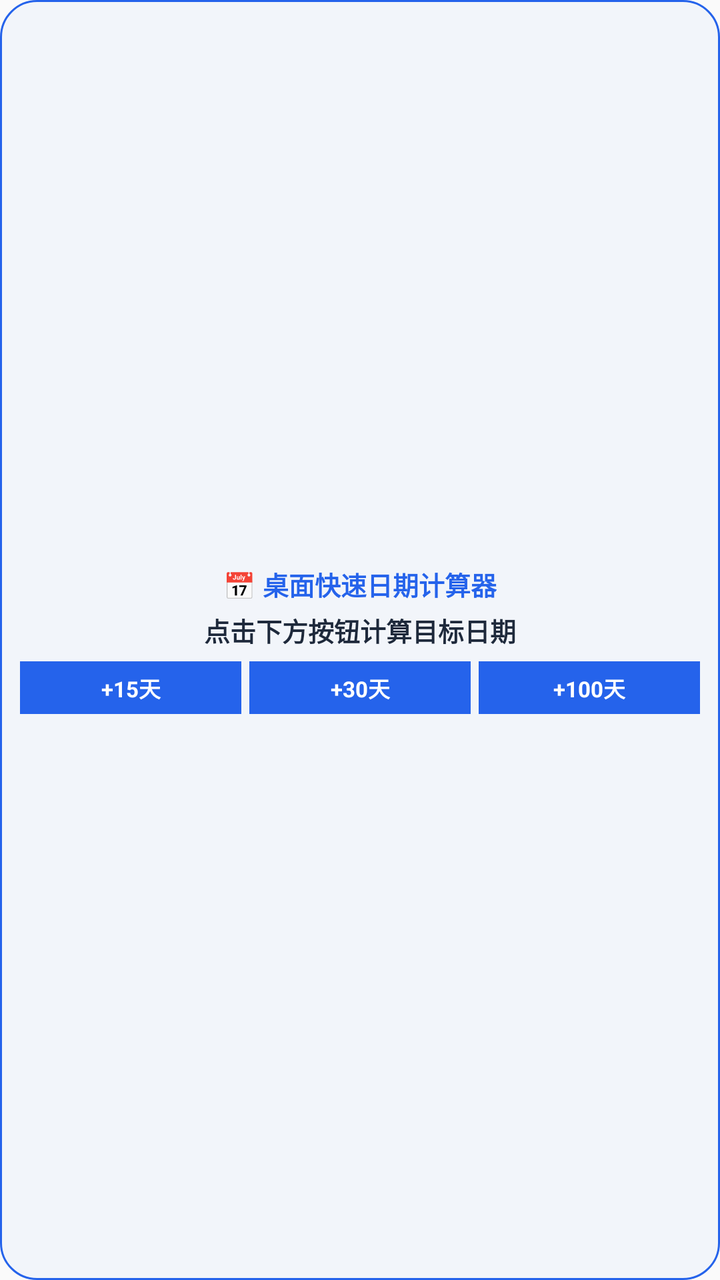
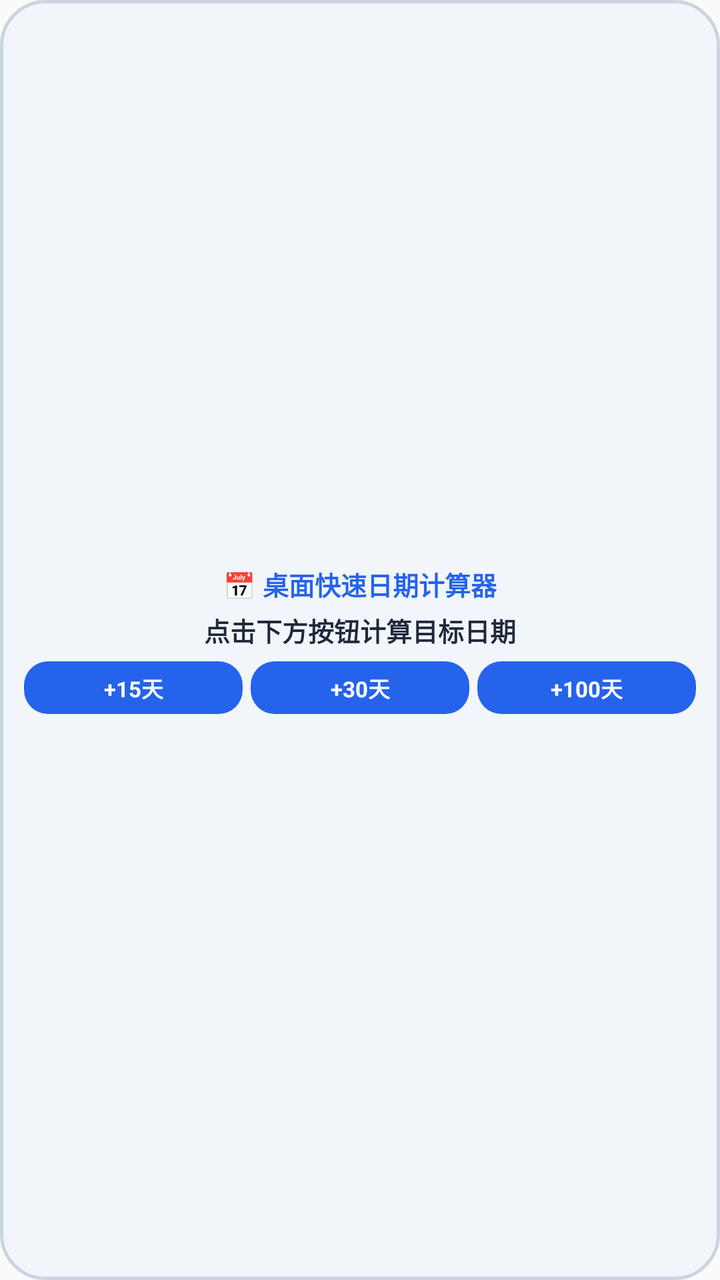

The first picture is an Android layout as it rendered before a commit; the second is the same layout after the commit. The layout source and the unified diff follow.
<!-- AndroidManifest.xml: application theme Theme.DateCalculator -->
<!-- res/layout/widget_quick_calc.xml -->
<?xml version="1.0" encoding="utf-8"?>
<LinearLayout xmlns:android="http://schemas.android.com/apk/res/android"
    android:layout_width="match_parent"
    android:layout_height="match_parent"
    android:orientation="vertical"
    android:background="@drawable/widget_bg_rounded"
    android:padding="10dp"
    android:gravity="center">

    <TextView
        android:id="@+id/widget_calc_title"
        android:layout_width="wrap_content"
        android:layout_height="wrap_content"
        android:text="📅 桌面快速日期计算器"
        android:textSize="13sp"
        android:textStyle="bold"
        android:textColor="#2563EB" />

    <TextView
        android:id="@+id/widget_calc_result"
        android:layout_width="wrap_content"
        android:layout_height="wrap_content"
        android:text="点击下方按钮计算目标日期"
        android:textSize="13sp"
        android:textStyle="bold"
        android:textColor="#1E293B"
        android:layout_marginTop="4dp" />

    <LinearLayout
        android:layout_width="match_parent"
        android:layout_height="wrap_content"
        android:orientation="horizontal"
        android:gravity="center"
        android:layout_marginTop="6dp">

        <TextView
            android:id="@+id/btn_calc_15"
            android:layout_width="0dp"
            android:layout_height="wrap_content"
            android:layout_weight="1"
            android:text="+15天"
            android:textSize="11sp"
            android:textStyle="bold"
            android:textColor="#FFFFFF"
            android:background="#2563EB"
            android:gravity="center"
            android:paddingVertical="5dp"
            android:layout_marginEnd="4dp" />

        <TextView
            android:id="@+id/btn_calc_30"
            android:layout_width="0dp"
            android:layout_height="wrap_content"
            android:layout_weight="1"
            android:text="+30天"
            android:textSize="11sp"
            android:textStyle="bold"
            android:textColor="#FFFFFF"
            android:background="#2563EB"
            android:gravity="center"
            android:paddingVertical="5dp"
            android:layout_marginEnd="4dp" />

        <TextView
            android:id="@+id/btn_calc_100"
            android:layout_width="0dp"
            android:layout_height="wrap_content"
            android:layout_weight="1"
            android:text="+100天"
            android:textSize="11sp"
            android:textStyle="bold"
            android:textColor="#FFFFFF"
            android:background="#2563EB"
            android:gravity="center"
            android:paddingVertical="5dp" />
    </LinearLayout>
</LinearLayout>
<!-- resources referenced by this layout -->
<resources>
  <!-- drawable widget_bg_rounded (drawable) -->
  <?xml version="1.0" encoding="utf-8"?>
  <shape xmlns:android="http://schemas.android.com/apk/res/android">
      <solid android:color="#F2F5FA" />
      <corners android:radius="18dp" />
      <stroke android:width="1dp" android:color="#2563EB" />
  </shape>
  <style name="Theme.DateCalculator" parent="android:Theme.Material.Light.NoActionBar" />
</resources>

<!-- the commit's change to res/layout/widget_quick_calc.xml (unified diff, before → after) -->
@@ -3,8 +3,8 @@
     android:layout_width="match_parent"
     android:layout_height="match_parent"
     android:orientation="vertical"
-    android:background="@drawable/widget_bg_rounded"
-    android:padding="10dp"
+    android:background="@drawable/widget_bg_neumorphic"
+    android:padding="12dp"
     android:gravity="center">
 
     <TextView
@@ -42,7 +42,7 @@
             android:textSize="11sp"
             android:textStyle="bold"
             android:textColor="#FFFFFF"
-            android:background="#2563EB"
+            android:background="@drawable/widget_btn_neumorphic_accent"
             android:gravity="center"
             android:paddingVertical="5dp"
             android:layout_marginEnd="4dp" />
@@ -56,7 +56,7 @@
             android:textSize="11sp"
             android:textStyle="bold"
             android:textColor="#FFFFFF"
-            android:background="#2563EB"
+            android:background="@drawable/widget_btn_neumorphic_accent"
             android:gravity="center"
             android:paddingVertical="5dp"
             android:layout_marginEnd="4dp" />
@@ -70,7 +70,7 @@
             android:textSize="11sp"
             android:textStyle="bold"
             android:textColor="#FFFFFF"
-            android:background="#2563EB"
+            android:background="@drawable/widget_btn_neumorphic_accent"
             android:gravity="center"
             android:paddingVertical="5dp" />
     </LinearLayout>
<!-- resource entries referenced after the edit -->
@@ -1,11 +1,17 @@
 <!-- resources referenced by this layout -->
 <resources>
-  <!-- drawable widget_bg_rounded (drawable) -->
+  <!-- drawable widget_bg_neumorphic (drawable) -->
   <?xml version="1.0" encoding="utf-8"?>
   <shape xmlns:android="http://schemas.android.com/apk/res/android">
       <solid android:color="#F2F5FA" />
-      <corners android:radius="18dp" />
-      <stroke android:width="1dp" android:color="#2563EB" />
+      <corners android:radius="22dp" />
+      <stroke android:width="1.5dp" android:color="#CBD5E1" />
+  </shape>
+  <!-- drawable widget_btn_neumorphic_accent (drawable) -->
+  <?xml version="1.0" encoding="utf-8"?>
+  <shape xmlns:android="http://schemas.android.com/apk/res/android">
+      <solid android:color="#2563EB" />
+      <corners android:radius="12dp" />
   </shape>
   <style name="Theme.DateCalculator" parent="android:Theme.Material.Light.NoActionBar" />
 </resources>
